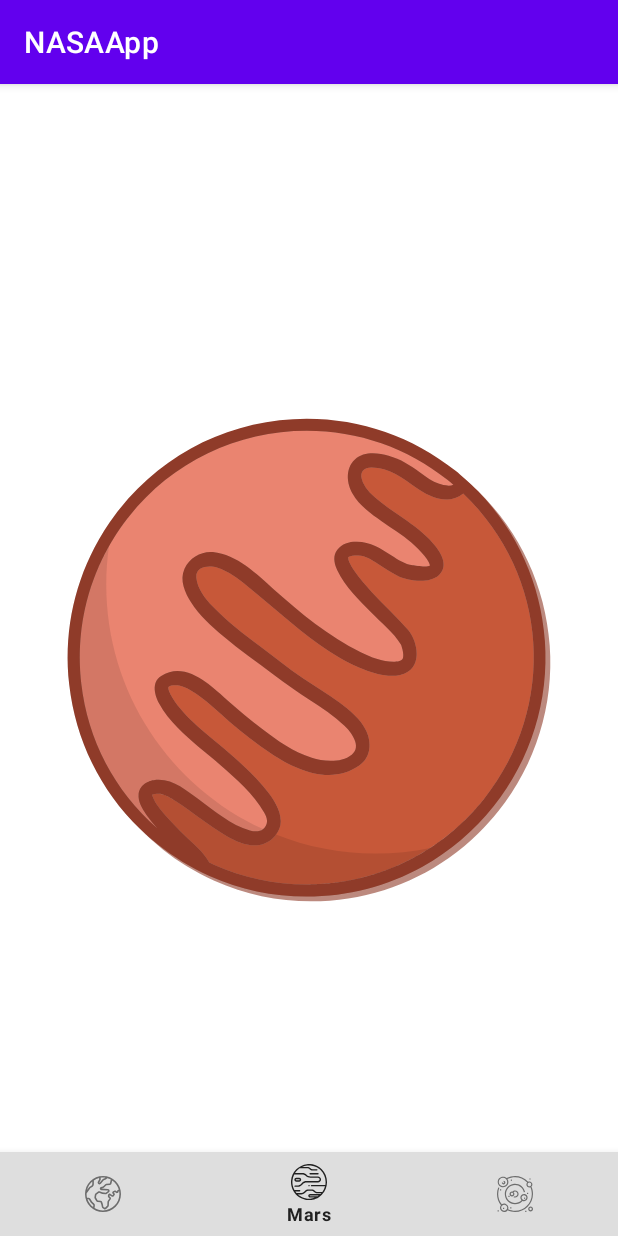
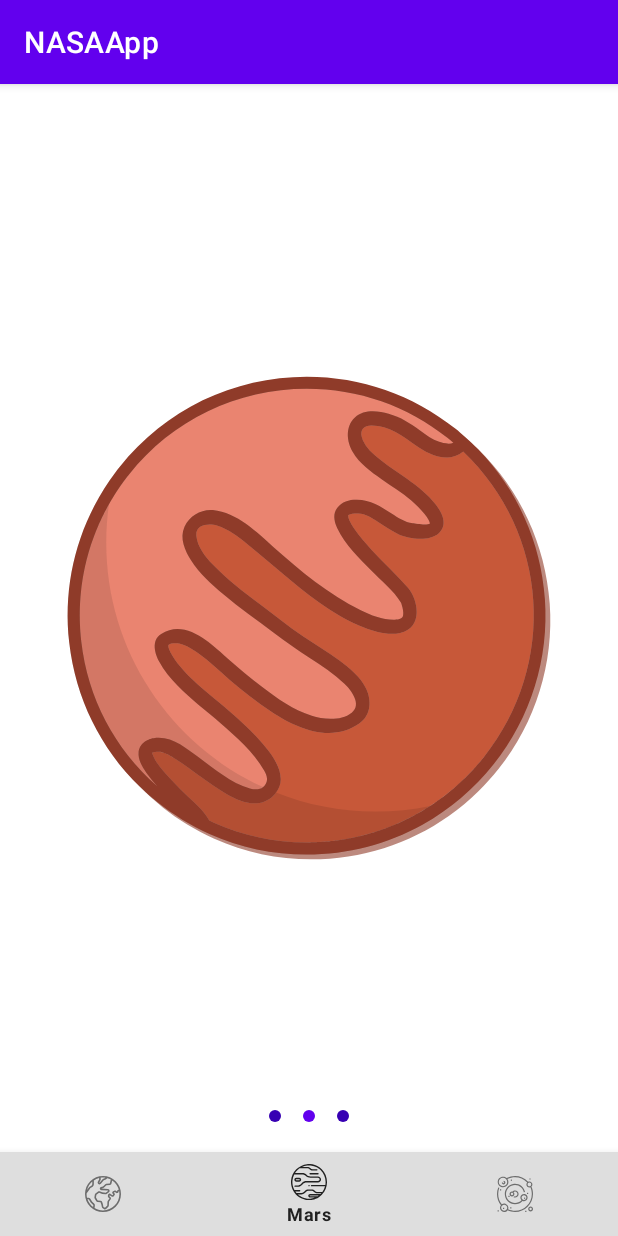
Before and after one commit to HomchenkoP/NASAApp, an Android app: the screen it shows after launch (ApiActivity), item 2 of the bottom bar chosen, on a phone screen of 412 x 824 dp. Run offline under Robolectric (Android 15) with nearby library versions, the phone set to English and light mode, and no system bars.

```diff
--- a/app/src/main/java/ru/geekbrains/nasaapp/view/ApiActivity.kt
+++ b/app/src/main/java/ru/geekbrains/nasaapp/view/ApiActivity.kt
@@ -1,9 +1,11 @@
 package ru.geekbrains.nasaapp.view
 
+import android.os.Build
 import ru.geekbrains.nasaapp.R
 
 import android.os.Bundle
-import androidx.viewpager.widget.ViewPager
+import androidx.viewpager2.widget.ViewPager2
+import androidx.viewpager2.widget.ViewPager2.*
 import com.google.android.material.bottomnavigation.BottomNavigationView
 
 class ApiActivity : BaseActivity() {
@@ -12,11 +14,16 @@ class ApiActivity : BaseActivity() {
         super.onCreate(savedInstanceState)
         setContentView(R.layout.activity_api)
 
-        val viewPager: ViewPager = findViewById<ViewPager>(R.id.view_pager)
+        val viewPager: ViewPager2 = findViewById<ViewPager2>(R.id.view_pager)
         val bottomNavigation: BottomNavigationView = findViewById<BottomNavigationView>(R.id.bottom_navigation_view)
 
-        viewPager.adapter = ViewPagerAdapter(supportFragmentManager)
-        viewPager.addOnPageChangeListener(object : ViewPager.OnPageChangeListener {
+        viewPager.adapter = ViewPagerAdapter(this)
+        if (Build.VERSION.SDK_INT >= 21) {
+            viewPager.setPageTransformer(DepthPageTransformer())
+        } else {
+            viewPager.setPageTransformer(ZoomOutPageTransformer())
+        }
+        viewPager.registerOnPageChangeCallback(object : OnPageChangeCallback() {
             override fun onPageSelected(position: Int) {
                 // связываем междусобой события ViewPager.PageSelected и BottomNavigationView.NavigationItemSelected
                 when (position) {
@@ -56,6 +63,6 @@ class ApiActivity : BaseActivity() {
         }
 
         // повторное нажатие игнорируем
-        bottomNavigation.setOnNavigationItemReselectedListener { menuItem -> }
+        bottomNavigation.setOnNavigationItemReselectedListener { _ -> }
     }
 }
--- a/app/src/main/java/ru/geekbrains/nasaapp/view/ViewPagerAdapter.kt
+++ b/app/src/main/java/ru/geekbrains/nasaapp/view/ViewPagerAdapter.kt
@@ -1,11 +1,14 @@
 package ru.geekbrains.nasaapp.view
 
+import android.view.View
+import androidx.annotation.RequiresApi
 import androidx.fragment.app.Fragment
-import androidx.fragment.app.FragmentManager
-import androidx.fragment.app.FragmentStatePagerAdapter
+import androidx.fragment.app.FragmentActivity
+import androidx.viewpager2.adapter.FragmentStateAdapter
+import androidx.viewpager2.widget.ViewPager2
 
-class ViewPagerAdapter(private val fragmentManager: FragmentManager) :
-    FragmentStatePagerAdapter(fragmentManager) {
+class ViewPagerAdapter(private val fragmentActivity: FragmentActivity) :
+    FragmentStateAdapter(fragmentActivity) {
 
     companion object {
         private const val EARTH_FRAGMENT = 0
@@ -15,9 +18,9 @@ class ViewPagerAdapter(private val fragmentManager: FragmentManager) :
 
     private val fragments = arrayOf(EarthFragment(), MarsFragment(), WeatherFragment())
 
-    override fun getCount(): Int = fragments.size
+    override fun getItemCount(): Int = fragments.size
 
-    override fun getItem(position: Int): Fragment {
+    override fun createFragment(position: Int): Fragment {
         return when (position) {
             0 -> fragments[EARTH_FRAGMENT]
             1 -> fragments[MARS_FRAGMENT]
@@ -25,13 +28,99 @@ class ViewPagerAdapter(private val fragmentManager: FragmentManager) :
             else -> fragments[EARTH_FRAGMENT]
         }
     }
+}
 
-    override fun getPageTitle(position: Int): CharSequence? {
-        return when (position) {
-            0 -> "Earth"
-            1 -> "Mars"
-            2 -> "Weather"
-            else -> "Earth"
+@RequiresApi(21)
+class DepthPageTransformer : ViewPager2.PageTransformer {
+
+    companion object {
+        private const val MIN_SCALE = 0.75f
+    }
+
+    override fun transformPage(view: View, position: Float) {
+        // Когда страница целиком заполняет экран, значение ее позиции равно 0.
+        // Когда страница только начинает прорисовываться с правой стороны экрана, значение ее позиции равно 1.
+        // Когда пользователь прокручивает страницы на полпути между первой и второй,
+        // первая страница имеет позицию -0,5, а вторая страница имеет позицию 0,5.
+        view.apply {
+            val pageWidth = view.width
+            when {
+                position < -1 -> { // [-Infinity,-1)
+                    // Эта страница находится за пределами экрана слева.
+                    view.alpha = 0f
+                }
+                position <= 0 -> { // [-1,0]
+                    // Используем исходные значения, пока страница появляется с левой стороны экрана.
+                    view.alpha = 1f
+                    view.translationX = 0f
+                    view.translationZ = 0f
+                    view.scaleX = 1f
+                    view.scaleY = 1f
+                }
+                position <= 1 -> { // (0,1]
+                    // Страница скрывается за правой стороной экрана.
+                    // Становится прозрачной.
+                    view.alpha = 1 - position
+
+                    // Движение вправо заменяем движением в глубину:
+                    // Компенсируем изменение координаты X;
+                    view.translationX = pageWidth * -position
+                    view.translationZ = -1f
+                    // Уменьшаем масштаб страницы (от 1 до MIN_SCALE).
+                    val scaleFactor = (MIN_SCALE + (1 - MIN_SCALE) * (1 - Math.abs(position)))
+                    view.scaleX = scaleFactor
+                    view.scaleY = scaleFactor
+                }
+                else -> { // (1,+Infinity]
+                    // Эта страница находится за пределами экрана справа.
+                    view.alpha = 0f
+                }
+            }
         }
     }
 }
+
+class ZoomOutPageTransformer : ViewPager2.PageTransformer {
+
+    companion object {
+        private const val MIN_SCALE = 0.85f
+        private const val MIN_ALPHA = 0.5f
+    }
+
+    override fun transformPage(view: View, position: Float) {
+        view.apply {
+            val pageWidth = width
+            val pageHeight = height
+            when {
+                position < -1 -> { // [-Infinity,-1)
+                    // Эта страница находится за пределами экрана слева.
+                    alpha = 0f
+                }
+                position <= 1 -> { // [-1,1]
+                    // Страница появляется с слевой стороны, становится полностью видна, затем скрывается за правой стороной.
+                    // Масштаб страницы увеличивается от MIN_SCALE до 1, затем уменьшается от 1 до MIN_SCALE.
+                    val scaleFactor = Math.max(MIN_SCALE, 1 - Math.abs(position))
+                    // Значения изменяются пропорционально масштабу
+                    val vertMargin = pageHeight * (1 - scaleFactor) / 2
+                    val horzMargin = pageWidth * (1 - scaleFactor) / 2
+                    translationX = if (position < 0) {
+                        horzMargin - vertMargin / 2
+                    } else {
+                        horzMargin + vertMargin / 2
+                    }
+
+                    scaleX = scaleFactor
+                    scaleY = scaleFactor
+
+                    // Прозрачность изменяется пропорционально размеру страницы.
+                    alpha = (MIN_ALPHA +
+                            (((scaleFactor - MIN_SCALE) / (1 - MIN_SCALE)) * (1 - MIN_ALPHA)))
+                }
+                else -> { // (1,+Infinity]
+                    // Эта страница находится за пределами экрана справа.
+                    alpha = 0f
+                }
+            }
+        }
+    }
+}
--- a/app/src/main/res/layout/activity_api.xml
+++ b/app/src/main/res/layout/activity_api.xml
@@ -7,10 +7,12 @@
     android:layout_height="match_parent"
     tools:context=".view.ApiActivity">
 
-    <androidx.viewpager.widget.ViewPager
+    <androidx.viewpager2.widget.ViewPager2
         android:id="@+id/view_pager"
         android:layout_width="match_parent"
         android:layout_height="match_parent"
+        android:layout_marginBottom="?actionBarSize"
+        android:orientation="horizontal"
         app:layout_constraintBottom_toBottomOf="parent"
         app:layout_constraintEnd_toEndOf="parent"
         app:layout_constraintStart_toStartOf="parent"
```
